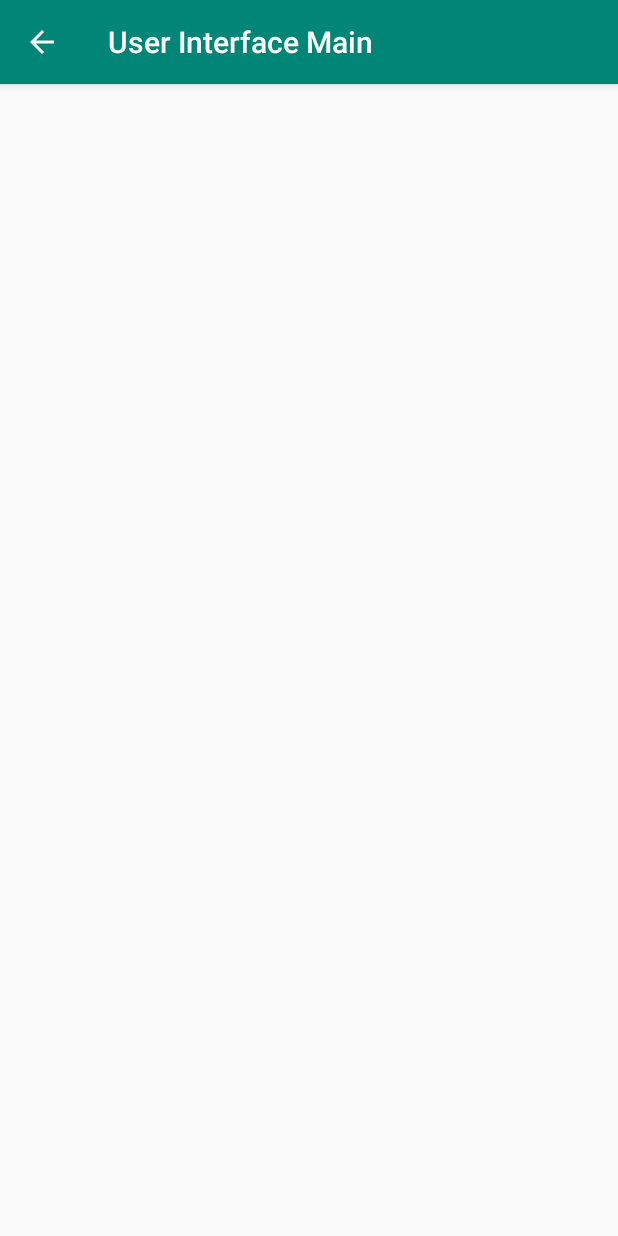
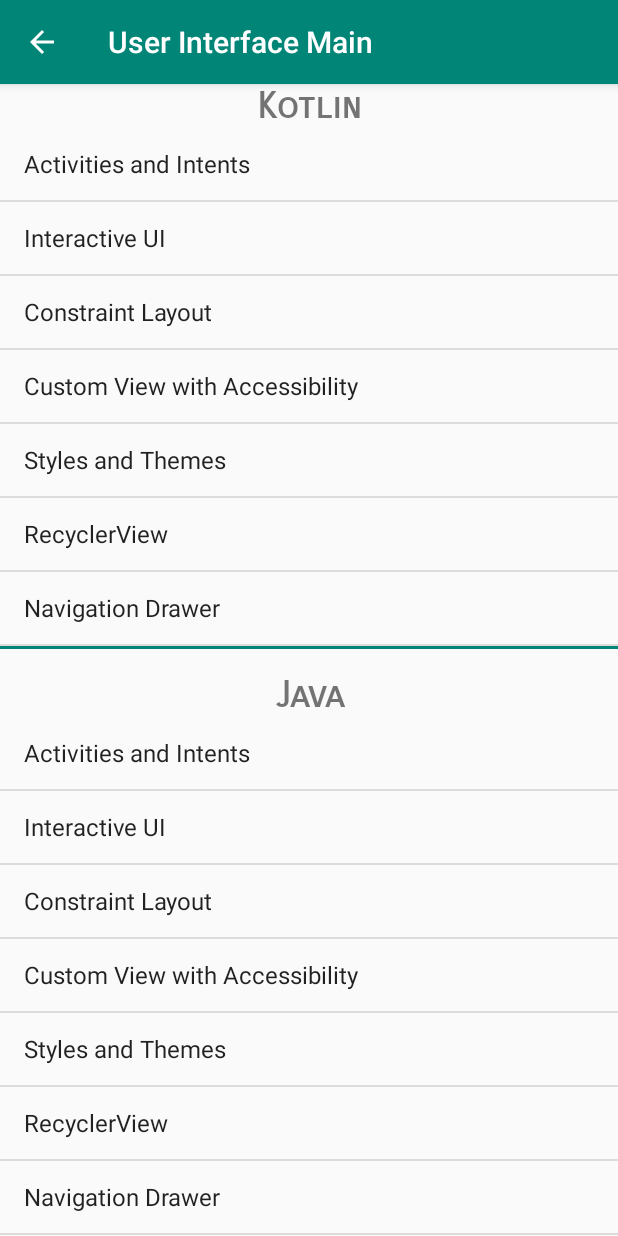
Before and after one commit to Gaineyj0349/AndroidCertificationStudyApp, an Android app: the UserInterfaceMain screen opened directly, with no data from a screen before it, on a phone screen of 412 x 824 dp. Run offline under Robolectric (Android 15) with nearby library versions, the phone set to English and light mode, and no system bars.

Commit message:
User Interface Main UI and navigation skelaton

```diff
--- a/app/src/main/java/com/gainwise/androidcert/UserInterface/UserInterfaceMain.kt
+++ b/app/src/main/java/com/gainwise/androidcert/UserInterface/UserInterfaceMain.kt
@@ -2,7 +2,11 @@ package com.gainwise.androidcert.UserInterface
 
 import android.os.Bundle
 import android.support.v7.app.AppCompatActivity
+import android.view.View
+import android.widget.AdapterView
+import android.widget.ArrayAdapter
 import com.gainwise.androidcert.R
+import kotlinx.android.synthetic.main.activity_user_interface_main.*
 
 class UserInterfaceMain : AppCompatActivity() {
 
@@ -10,5 +14,90 @@ class UserInterfaceMain : AppCompatActivity() {
         super.onCreate(savedInstanceState)
         setContentView(R.layout.activity_user_interface_main)
         supportActionBar?.setDisplayHomeAsUpEnabled(true)
+        val subCategories = arrayOf("Activities and Intents", "Interactive UI", "Constraint Layout",
+            "Custom View with Accessibility", "Styles and Themes", "RecyclerView", "Navigation Drawer", "Menus and Pickers", "User Navigation")
+
+        val adapter = ArrayAdapter<String>(this, android.R.layout.simple_list_item_1,subCategories)
+
+        user_interface_main_listview_java.adapter = adapter
+        user_interface_main_listview_kotlin.adapter = adapter
+
+        // Kotlin ListView Item Click Listener
+        user_interface_main_listview_kotlin.setOnItemClickListener(object : AdapterView.OnItemClickListener {
+            override fun onItemClick(p0: AdapterView<*>?, p1: View?, p2: Int, p3: Long) {
+
+                val selection = user_interface_main_listview_kotlin.getItemAtPosition(p2) as String
+
+                when(selection){
+                    "Activities and Intents"->{
+
+                    }
+                    "Interactive UI"->{
+
+                    }
+                    "Constraint Layout"->{
+
+                    }
+                    "Custom View with Accessibility"->{
+
+                    }
+                    "Styles and Themes"->{
+
+                    }
+                    "RecyclerView"->{
+
+                    }
+                    "Navigation Drawer"->{
+
+                    }
+                    "Menus and Pickers"->{
+
+                    }
+                    "User Navigation"->{
+
+                    }
+                }
+            }
+        })
+
+
+        // Java ListView Item Click Listener
+        user_interface_main_listview_java.setOnItemClickListener(object : AdapterView.OnItemClickListener {
+            override fun onItemClick(p0: AdapterView<*>?, p1: View?, p2: Int, p3: Long) {
+
+                val selection = user_interface_main_listview_java.getItemAtPosition(p2) as String
+
+                when(selection){
+                    "Activities and Intents"->{
+
+                    }
+                    "Interactive UI"->{
+
+                    }
+                    "Constraint Layout"->{
+
+                    }
+                    "Custom View with Accessibility"->{
+
+                    }
+                    "Styles and Themes"->{
+
+                    }
+                    "RecyclerView"->{
+
+                    }
+                    "Navigation Drawer"->{
+
+                    }
+                    "Menus and Pickers"->{
+
+                    }
+                    "User Navigation"->{
+
+                    }
+                }
+            }
+        })
+
     }
 }
--- a/app/src/main/res/layout/activity_user_interface_main.xml
+++ b/app/src/main/res/layout/activity_user_interface_main.xml
@@ -1,10 +1,56 @@
 <?xml version="1.0" encoding="utf-8"?>
-<android.support.constraint.ConstraintLayout
+<LinearLayout
         xmlns:android="http://schemas.android.com/apk/res/android"
         xmlns:tools="http://schemas.android.com/tools"
         xmlns:app="http://schemas.android.com/apk/res-auto"
         android:layout_width="match_parent"
         android:layout_height="match_parent"
+        android:orientation="vertical"
         tools:context=".UserInterface.UserInterfaceMain">
 
-</android.support.constraint.ConstraintLayout>
+    <LinearLayout
+            android:orientation="vertical"
+            android:layout_width="match_parent"
+            android:layout_height="0dp"
+            android:layout_weight="1"
+    >
+        <TextView
+                android:textSize="24sp"
+                android:textStyle="bold"
+                android:fontFamily="sans-serif-smallcaps"
+                android:layout_width="match_parent"
+                android:layout_height="wrap_content"
+                android:textAlignment="center"
+                android:text="Kotlin"/>
+
+        <ListView
+                android:id="@+id/user_interface_main_listview_kotlin"
+                android:layout_width="match_parent"
+                android:layout_height="match_parent"></ListView>
+    </LinearLayout>
+    <View android:layout_width="match_parent"
+          android:layout_height="2dp"
+          android:background="@color/colorPrimary"
+          android:layout_marginBottom="@dimen/fab_margin"/>
+    <LinearLayout
+            android:orientation="vertical"
+            android:layout_width="match_parent"
+            android:layout_height="0dp"
+            android:layout_weight="1"
+    >
+        <TextView
+                android:textSize="24sp"
+                android:textStyle="bold"
+                android:fontFamily="sans-serif-smallcaps"
+                android:layout_width="match_parent"
+                android:layout_height="wrap_content"
+                android:textAlignment="center"
+                android:text="Java"/>
+
+        <ListView
+                android:id="@+id/user_interface_main_listview_java"
+                android:layout_width="match_parent"
+                android:layout_height="match_parent"></ListView>
+    </LinearLayout>
+
+</LinearLayout>
```
